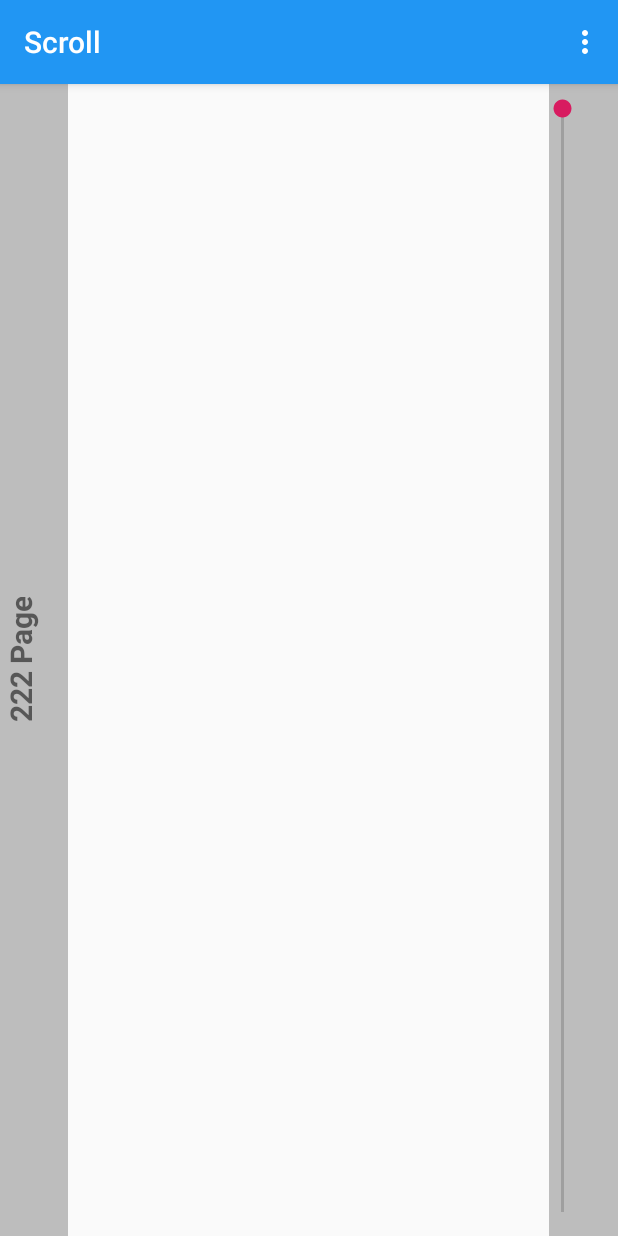
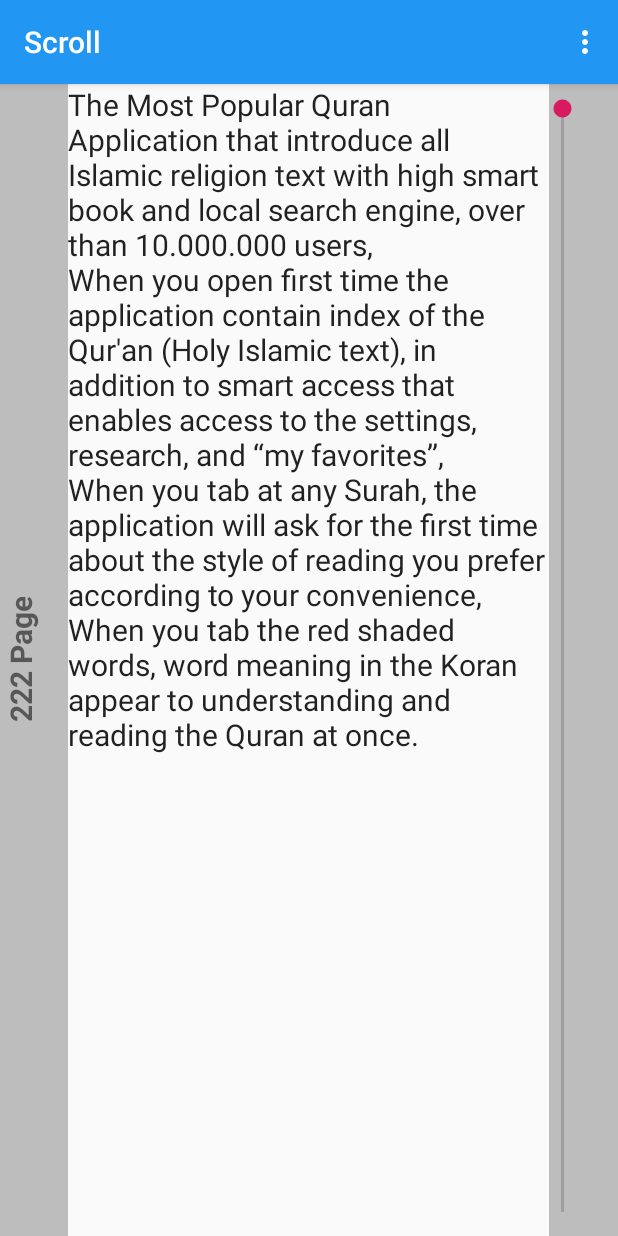
Before and after one commit to HongSonMTA/AIQuran, an Android app: the ScrollActivity screen opened directly, with no data from a screen before it, on a phone screen of 412 x 824 dp. Run offline under Robolectric (Android 15) with nearby library versions, the phone set to English and light mode, and no system bars; our stand-ins replace data binding.

Commit message:
update scroll

```diff
--- a/AIQuran/app/src/main/java/com/example/aiquran/aiquran/activities/ScrollActivity.java
+++ b/AIQuran/app/src/main/java/com/example/aiquran/aiquran/activities/ScrollActivity.java
@@ -9,12 +9,17 @@ import android.support.v7.widget.RecyclerView;
 import android.view.Menu;
 import android.view.MenuItem;
 import android.widget.SeekBar;
+import android.widget.Toast;
 
 import com.example.aiquran.aiquran.R;
+import com.example.aiquran.aiquran.adapters.ScrollAdapter;
 import com.example.aiquran.aiquran.databinding.ActivityScrollingBinding;
+import com.example.aiquran.aiquran.models.Book;
 
-public class ScrollActivity extends AppCompatActivity {
+public class ScrollActivity extends AppCompatActivity implements ScrollAdapter.ItemViewActionCallBack {
     private ActivityScrollingBinding binding;
+    private ScrollAdapter adapter;
+    private Book book;
 
     @Override
     protected void onCreate(@Nullable Bundle savedInstanceState) {
@@ -22,31 +27,34 @@ public class ScrollActivity extends AppCompatActivity {
         ActionBar actionBar = getSupportActionBar();
         actionBar.setTitle("Scroll");
         binding = DataBindingUtil.setContentView(this, R.layout.activity_scrolling);
-//        SeekBar seekBar = findViewById(R.id.seek_bar);
-        // final RecyclerView tmp  = findViewById(R.id.recycler_view);
-//        seekBar.setOnSeekBarChangeListener(new SeekBar.OnSeekBarChangeListener() {
-//            @Override
-//            public void onProgressChanged(SeekBar seekBar, int progress, boolean fromUser) {
-//                if (fromUser) {
-//                    // dựa vào progress để tính xem listview phải scroll tới đâu
-//                    // ví dụ listview gồm 100 item
-//                    // nếu progress là 50 thì tương ứng listview sẽ scroll tới item 50
-//                    //tmp.scrollToPosition(); dùng hàm để scroll thôi
-//                    //tmp.smoothScrollToPosition();// ok anh e hiểu rồi
-//                    // để e thử luôn
-//                }
-//            }
-//
-//            @Override
-//            public void onStartTrackingTouch(SeekBar seekBar) {
-//
-//            }
-//
-//            @Override
-//            public void onStopTrackingTouch(SeekBar seekBar) {
-//
-//            }
-//        });
+        initView();
+    }
+
+    private void initView() {
+        book = new Book();
+        adapter = new ScrollAdapter(this,book);
+        binding.lvContentBook.setAdapter(adapter);
+        adapter.setCallBack(this);
+        // binding.lvContentBook.scrollToPosition(3);
+        binding.seekBar.setMax(book.getPages().size());
+        binding.seekBar.setOnSeekBarChangeListener(new SeekBar.OnSeekBarChangeListener() {
+            @Override
+            public void onProgressChanged(SeekBar seekBar, int progress, boolean fromUser) {
+                binding.lvContentBook.scrollToPosition(progress);
+                // binding.lvContentBook.smoothScrollToPosition(progress);
+                // Toast.makeText(ScrollActivity.this,"123123",Toast.LENGTH_LONG).show();
+            }
+
+            @Override
+            public void onStartTrackingTouch(SeekBar seekBar) {
+
+            }
+
+            @Override
+            public void onStopTrackingTouch(SeekBar seekBar) {
+
+            }
+        });
     }
 
     @Override
@@ -90,4 +98,9 @@ public class ScrollActivity extends AppCompatActivity {
         }
         return super.onOptionsItemSelected(item);
     }
+
+    @Override
+    public void onClick(int position) {
+
+    }
 }
--- /dev/null
+++ b/AIQuran/app/src/main/java/com/example/aiquran/aiquran/adapters/ScrollAdapter.java
@@ -0,0 +1,75 @@
+package com.example.aiquran.aiquran.adapters;
+
+import android.content.Context;
+import android.graphics.Color;
+import android.support.annotation.NonNull;
+import android.support.v7.widget.RecyclerView;
+import android.view.LayoutInflater;
+import android.view.View;
+import android.view.ViewGroup;
+
+import com.example.aiquran.aiquran.databinding.ItemBookMarkBinding;
+import com.example.aiquran.aiquran.databinding.ItemPageBinding;
+import com.example.aiquran.aiquran.databinding.ItemSuraBinding;
+import com.example.aiquran.aiquran.models.Book;
+import com.example.aiquran.aiquran.models.ContentBook;
+import com.example.aiquran.aiquran.models.Suras;
+
+import java.util.ArrayList;
+
+public class ScrollAdapter extends RecyclerView.Adapter<ScrollAdapter.ViewHoder> {
+    private Book book;
+    private ItemPageBinding binding;
+    private LayoutInflater inflater;
+    private ItemViewActionCallBack callBack;
+
+    public ScrollAdapter(Context context, Book book) {
+        this.book = book;
+        inflater = LayoutInflater.from(context);
+    }
+
+    public void setCallBack(ItemViewActionCallBack callBack) {
+        this.callBack = callBack;
+    }
+
+    @NonNull
+    @Override
+    public ViewHoder onCreateViewHolder(@NonNull ViewGroup viewGroup, int i) {
+        binding = ItemPageBinding.inflate(inflater,viewGroup,false);
+        return new ViewHoder(binding);
+    }
+
+    @Override
+    public void onBindViewHolder(@NonNull ViewHoder viewHoder, final int i) {
+        viewHoder.binData(book.getPages().get(i));
+        viewHoder.binding.txtDescribe.setOnClickListener(new View.OnClickListener() {
+            @Override
+            public void onClick(View v) {
+                if(callBack!= null){
+                    callBack.onClick(i);
+                }
+            }
+        });
+    }
+
+    @Override
+    public int getItemCount() {
+        return book.getPages().size();
+    }
+
+    public class ViewHoder extends RecyclerView.ViewHolder{
+        private ItemPageBinding binding;
+        public ViewHoder(ItemPageBinding binding) {
+            super(binding.getRoot());
+            this.binding = binding;
+        }
+        public void binData(ContentBook contentBook){
+            binding.txtContentOne.setText(contentBook.getContentOne());
+            binding.txtDescribe.setText(contentBook.getDescribe());
+            binding.txtContentTwo.setText(contentBook.getContentTwo());
+        }
+    }
+    public interface ItemViewActionCallBack {
+        void onClick(int position);
+    }
+}
--- a/AIQuran/app/src/main/java/com/example/aiquran/aiquran/models/Book.java
+++ b/AIQuran/app/src/main/java/com/example/aiquran/aiquran/models/Book.java
@@ -10,44 +10,36 @@ public class Book {
         this.name = "Name Book";
         pages = new ArrayList<>();
         pages.add(new ContentBook(1,"The Most Popular Quran Application that introduce all Islamic religion text with high smart book and local search engine, over than 10.000.000 users,\n" +
-                "\n" +
                 "When you open first time the application contain index of the Qur'an (Holy Islamic text), in addition to smart access that enables access to the settings, research, and “my favorites”, \n" +
-                "\n" +
                 "When you tab at any Surah, the application will ask for the first time about the style of reading you prefer according to your convenience,\n" +
-                "\n" +
-                "When you tab the red shaded words, word meaning in the Koran appear to understanding and reading the Quran at once.","The full text of the Qur'an provides memorization feature with two levels","The 1st for Ayahat (verses) and 2nd for words with hearing the Ayahat (verses) to know the correct pronunciation of the Koran.\n" +
+                "When you tab the red shaded words, word meaning in the Koran appear to understanding and reading the Quran at once.",
+                "The full text of the Qur'an provides memorization feature with two levels",
+                "The 1st for Ayahat (verses) and 2nd for words with hearing the Ayahat (verses) to know the correct pronunciation of the Koran.\n" +
                 "Sometimes we find it difficult to search for a specific word Koran, Al-Quran (free) provides a local search in addition to instant access to the selected result."));
         pages.add(new ContentBook(2,"The Most Popular Quran Application that introduce all Islamic religion text with high smart book and local search engine, over than 10.000.000 users,\n" +
-                "\n" +
                 "When you open first time the application contain index of the Qur'an (Holy Islamic text), in addition to smart access that enables access to the settings, research, and “my favorites”, \n" +
-                "\n" +
                 "When you tab at any Surah, the application will ask for the first time about the style of reading you prefer according to your convenience,\n" +
-                "\n" +
-                "When you tab the red shaded words, word meaning in the Koran appear to understanding and reading the Quran at once.","The full text of the Qur'an provides memorization feature with two levels","The 1st for Ayahat (verses) and 2nd for words with hearing the Ayahat (verses) to know the correct pronunciation of the Koran.\n" +
+                "When you tab the red shaded words, word meaning in the Koran appear to understanding and reading the Quran at once.",
+                "The full text of the Qur'an provides memorization feature with two levels",
+                "The 1st for Ayahat (verses) and 2nd for words with hearing the Ayahat (verses) to know the correct pronunciation of the Koran.\n" +
                 "Sometimes we find it difficult to search for a specific word Koran, Al-Quran (free) provides a local search in addition to instant access to the selected result."));
         pages.add(new ContentBook(3,"The Most Popular Quran Application that introduce all Islamic religion text with high smart book and local search engine, over than 10.000.000 users,\n" +
-                "\n" +
                 "When you open first time the application contain index of the Qur'an (Holy Islamic text), in addition to smart access that enables access to the settings, research, and “my favorites”, \n" +
-                "\n" +
                 "When you tab at any Surah, the application will ask for the first time about the style of reading you prefer according to your convenience,\n" +
-                "\n" +
                 "When you tab the red shaded words, word meaning in the Koran appear to understanding and reading the Quran at once.","The full text of the Qur'an provides memorization feature with two levels","The 1st for Ayahat (verses) and 2nd for words with hearing the Ayahat (verses) to know the correct pronunciation of the Koran.\n" +
                 "Sometimes we find it difficult to search for a specific word Koran, Al-Quran (free) provides a local search in addition to instant access to the selected result."));
         pages.add(new ContentBook(4,"The Most Popular Quran Application that introduce all Islamic religion text with high smart book and local search engine, over than 10.000.000 users,\n" +
-                "\n" +
                 "When you open first time the application contain index of the Qur'an (Holy Islamic text), in addition to smart access that enables access to the settings, research, and “my favorites”, \n" +
-                "\n" +
                 "When you tab at any Surah, the application will ask for the first time about the style of reading you prefer according to your convenience,\n" +
-                "\n" +
-                "When you tab the red shaded words, word meaning in the Koran appear to understanding and reading the Quran at once.","The full text of the Qur'an provides memorization feature with two levels","The 1st for Ayahat (verses) and 2nd for words with hearing the Ayahat (verses) to know the correct pronunciation of the Koran.\n" +
+                "When you tab the red shaded words, word meaning in the Koran appear to understanding and reading the Quran at once.",
+                "The full text of the Qur'an provides memorization feature with two levels","The 1st for Ayahat (verses) and 2nd for words with hearing the Ayahat (verses) to know the correct pronunciation of the Koran.\n" +
                 "Sometimes we find it difficult to search for a specific word Koran, Al-Quran (free) provides a local search in addition to instant access to the selected result."));
         pages.add(new ContentBook(5,"The Most Popular Quran Application that introduce all Islamic religion text with high smart book and local search engine, over than 10.000.000 users,\n" +
-                "\n" +
                 "When you open first time the application contain index of the Qur'an (Holy Islamic text), in addition to smart access that enables access to the settings, research, and “my favorites”, \n" +
-                "\n" +
                 "When you tab at any Surah, the application will ask for the first time about the style of reading you prefer according to your convenience,\n" +
-                "\n" +
-                "When you tab the red shaded words, word meaning in the Koran appear to understanding and reading the Quran at once.","The full text of the Qur'an provides memorization feature with two levels","The 1st for Ayahat (verses) and 2nd for words with hearing the Ayahat (verses) to know the correct pronunciation of the Koran.\n" +
+                "When you tab the red shaded words, word meaning in the Koran appear to understanding and reading the Quran at once.",
+                "The full text of the Qur'an provides memorization feature with two levels",
+                "The 1st for Ayahat (verses) and 2nd for words with hearing the Ayahat (verses) to know the correct pronunciation of the Koran.\n" +
                 "Sometimes we find it difficult to search for a specific word Koran, Al-Quran (free) provides a local search in addition to instant access to the selected result."));
     }
 //    public Book(String name, ArrayList<ContentBook> pages) {
--- a/AIQuran/app/src/main/res/layout/activity_scrolling.xml
+++ b/AIQuran/app/src/main/res/layout/activity_scrolling.xml
@@ -1,5 +1,5 @@
 <?xml version="1.0" encoding="utf-8"?>
-<layout>
+<layout xmlns:app="http://schemas.android.com/apk/res-auto">
     <LinearLayout
         xmlns:android="http://schemas.android.com/apk/res/android"
         android:layout_width="match_parent"
@@ -29,7 +29,12 @@
             android:layout_weight="7"
             android:layout_width="0dp"
             android:layout_height="match_parent">
-
+            <android.support.v7.widget.RecyclerView
+                android:id="@+id/lv_content_book"
+                android:layout_width="match_parent"
+                android:layout_height="match_parent"
+                app:layoutManager="android.support.v7.widget.LinearLayoutManager">
+            </android.support.v7.widget.RecyclerView>
         </LinearLayout>
         <LinearLayout
             android:layout_weight="1"
```
